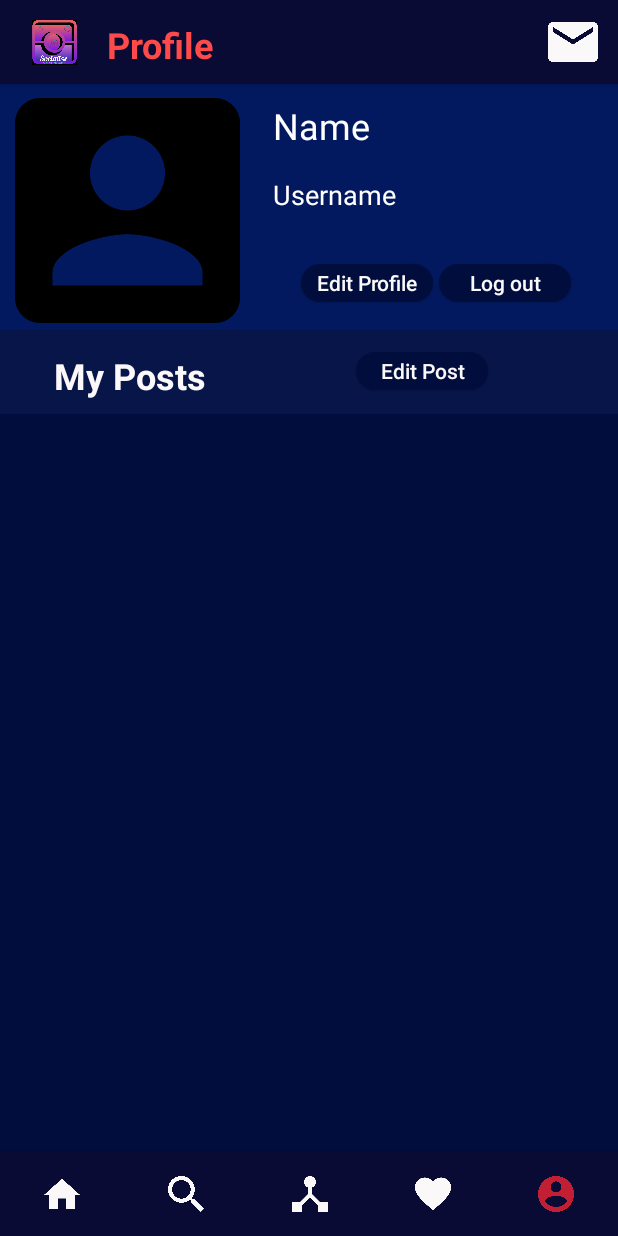
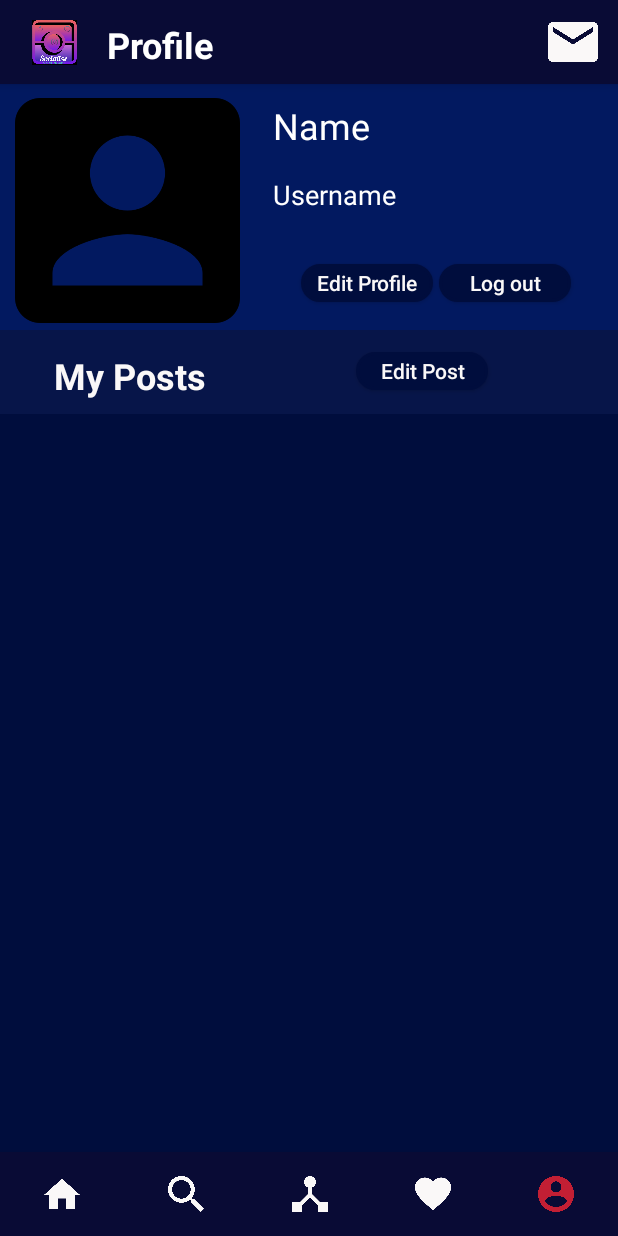
Before and after one commit to PrashantAmoli/Socialise, an Android app: the screen it shows after launch once a user with an empty profile is signed in (MainActivity), item 5 of the bottom bar chosen, on a phone screen of 412 x 824 dp. Run offline under Robolectric (Android 15) with nearby library versions, the phone set to English and light mode, and no system bars; our stand-ins replace Firebase (no records; nobody signed in at launch, a user with empty details on screens opened directly).

Commit message:
Color Corrected

```diff
--- a/app/src/main/res/layout/fragment_notification.xml
+++ b/app/src/main/res/layout/fragment_notification.xml
@@ -33,7 +33,7 @@
                 android:layout_marginTop="5dp"
                 android:layout_toEndOf="@+id/logo"
                 android:text="@string/title_notifications"
-                android:textColor="#FF4A4A"
+                android:textColor="#FFFFFF"
                 android:textSize="24sp"
                 android:textStyle="bold" />
 
--- a/app/src/main/res/layout/fragment_profile.xml
+++ b/app/src/main/res/layout/fragment_profile.xml
@@ -43,7 +43,7 @@
                     android:text="Profile"
                     android:textSize="24sp"
                     android:textStyle="bold"
-                    android:textColor="#FF4A4A"/>
+                    android:textColor="#FFFFFF"/>
 
                 <ImageView
                     android:layout_width="40dp"
```
